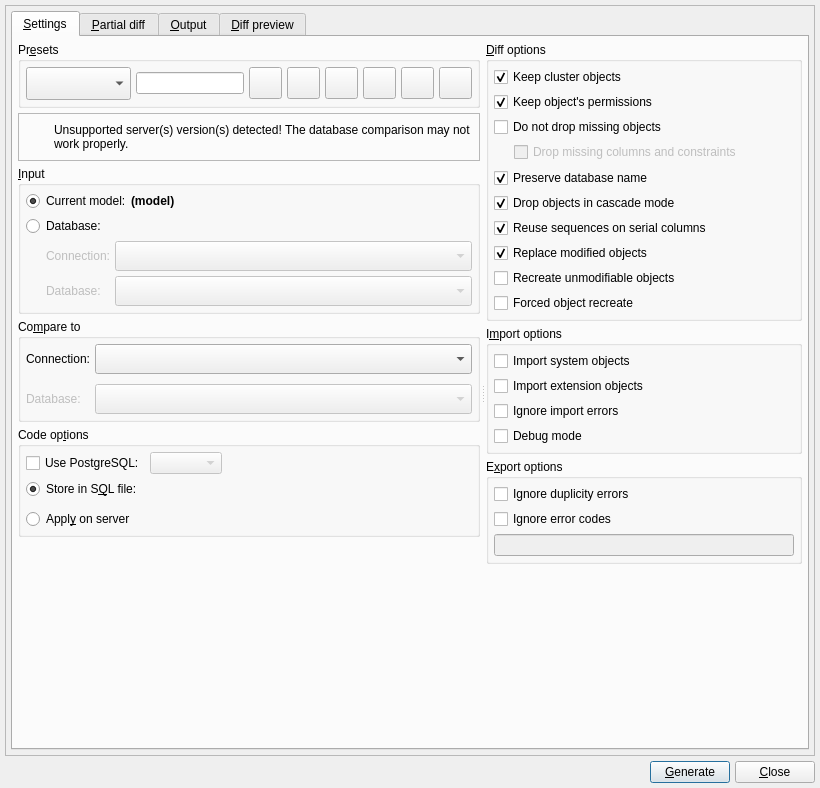
Above: libs/libgui/ui/tools/modeldatabasediffform.ui from pgmodeler/pgmodeler before the change. Below: the same form after it.
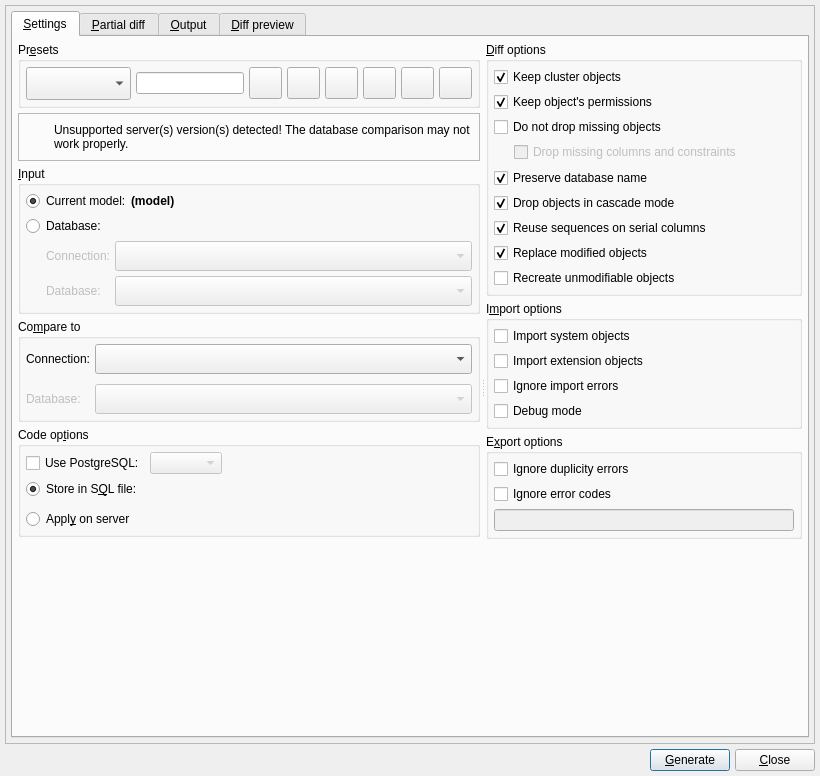
That is the form after the change. Icons and pictures are not drawn.

Commit message: Dropped the support for "Forced object recreate" in ModelDatabaseDiffForm and ModelsDiffHelper. The option was confusing and was generating a diff code that was similtar to generate the entire SQL of a model and re-export it to a server. So, it was considered not so useful anymore.

```diff
--- a/libs/libgui/ui/tools/modeldatabasediffform.ui
+++ b/libs/libgui/ui/tools/modeldatabasediffform.ui
@@ -10,7 +10,7 @@
     <x>0</x>
     <y>0</y>
     <width>820</width>
-    <height>788</height>
+    <height>776</height>
    </rect>
   </property>
   <property name="sizePolicy">
@@ -1229,28 +1229,6 @@
                    </property>
                   </widget>
                  </item>
-                 <item>
-                  <widget class="QCheckBox" name="force_recreation_chk">
-                   <property name="enabled">
-                    <bool>true</bool>
-                   </property>
-                   <property name="toolTip">
-                    <string>&lt;p&gt;Instead of using an &lt;strong&gt;ALTER&lt;/strong&gt; command to modify certain kinds of objects, a &lt;strong&gt;DROP&lt;/strong&gt; and &lt;strong&gt;CREATE&lt;/strong&gt; will be used to do a full modification. This option is ignored when the object in question is the database itself.&lt;/p&gt;</string>
-                   </property>
-                   <property name="statusTip">
-                    <string/>
-                   </property>
-                   <property name="text">
-                    <string>Forced object recreate</string>
-                   </property>
-                   <property name="checkable">
-                    <bool>true</bool>
-                   </property>
-                   <property name="checked">
-                    <bool>false</bool>
-                   </property>
-                  </widget>
-                 </item>
                 </layout>
                </widget>
               </item>
```
Left out of the diff: 2 changed lines with no effect on the pictures. The commit also changes 11 other files.
